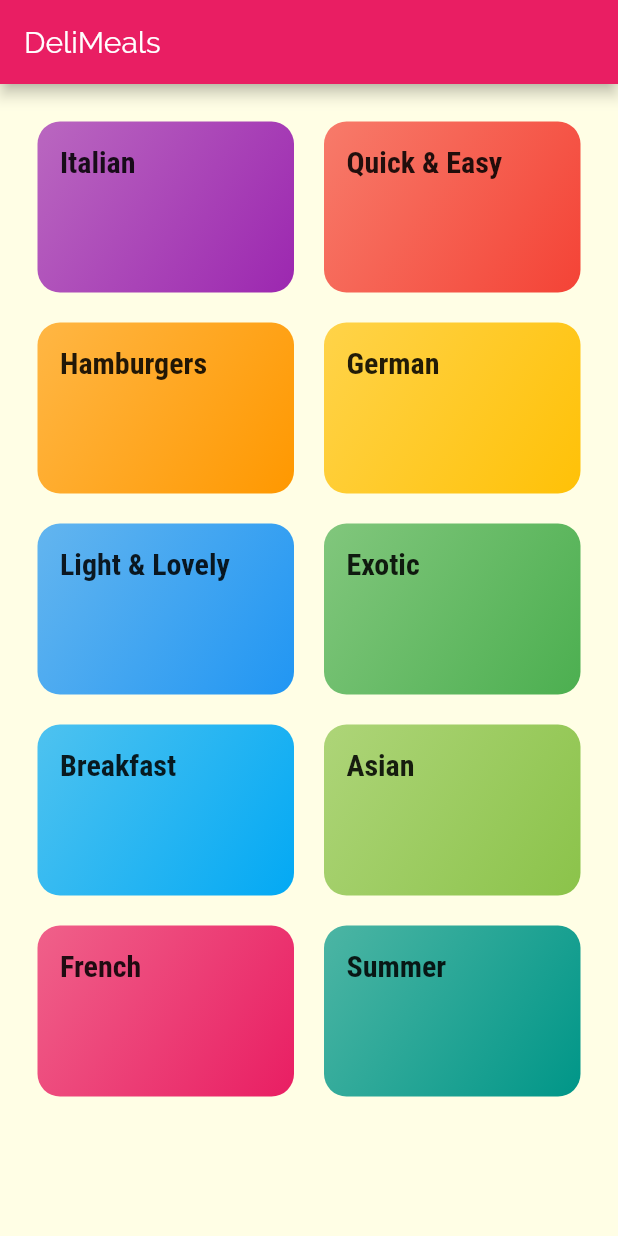
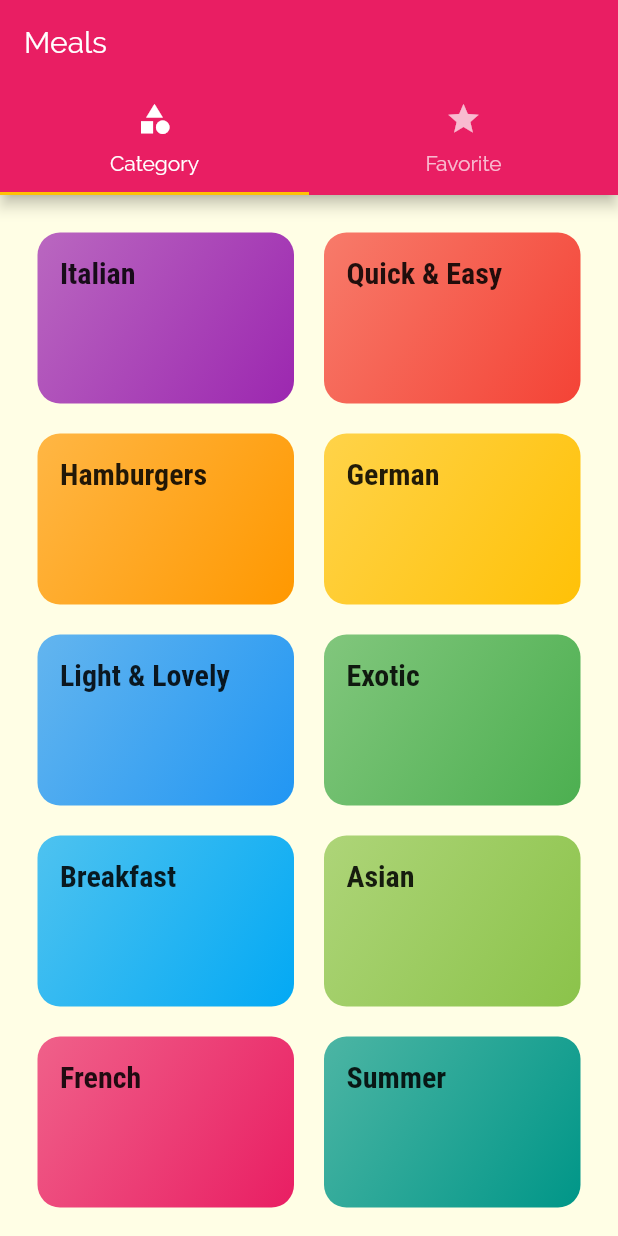
Before and after one commit to cozyfex/flutter_meals_app, a Flutter app: the screen it shows after launch, on a phone screen of 412 x 824 dp. Run offline on Flutter 3.47's test engine with Material 2 defaults, Android fonts, the phone set to English and light mode, and no system bars.

Commit message:
Adding a TabBar to the AppBar

```diff
--- a/lib/main.dart
+++ b/lib/main.dart
@@ -1,5 +1,6 @@
 import 'package:flutter/material.dart';
 
+import 'screens/tabs_screen.dart';
 import 'screens/categories_screen.dart';
 import 'screens/category_meals_screen.dart';
 import 'screens/meal_detail_screen.dart';
@@ -34,7 +35,7 @@ class MyApp extends StatelessWidget {
       initialRoute: '/',
       routes: {
         // / is home.
-        '/': (ctx) => CategoriesScreen(),
+        '/': (ctx) => TabsScreen(),
         CategoryMealsScreen.routeName: (ctx) => CategoryMealsScreen(),
         MealDetailScreen.routeName: (ctx) => MealDetailScreen(),
       },
--- a/lib/screens/categories_screen.dart
+++ b/lib/screens/categories_screen.dart
@@ -7,11 +7,7 @@ import '../dummy-data.dart';
 class CategoriesScreen extends StatelessWidget {
   @override
   Widget build(BuildContext context) {
-    return Scaffold(
-      appBar: AppBar(
-        title: const Text('DeliMeals'),
-      ),
-      body: GridView(
+    return GridView(
       padding: EdgeInsets.all(25),
       children: DUMMY_CATEGORIES
           .map(
@@ -28,7 +24,6 @@ class CategoriesScreen extends StatelessWidget {
         crossAxisSpacing: 20,
         mainAxisSpacing: 20,
       ),
-      ),
     );
   }
 }
--- /dev/null
+++ b/lib/screens/favorites_screen.dart
@@ -0,0 +1,8 @@
+import 'package:flutter/material.dart';
+
+class FavoritesScreen extends StatelessWidget {
+  @override
+  Widget build(BuildContext context) {
+    return Center(child: Text('The Favorites'),);
+  }
+}
--- /dev/null
+++ b/lib/screens/tabs_screen.dart
@@ -0,0 +1,41 @@
+import 'package:flutter/material.dart';
+
+import 'categories_screen.dart';
+import 'favorites_screen.dart';
+
+class TabsScreen extends StatefulWidget {
+  @override
+  _TabsScreenState createState() => _TabsScreenState();
+}
+
+class _TabsScreenState extends State<TabsScreen> {
+  @override
+  Widget build(BuildContext context) {
+    return DefaultTabController(
+        length: 2,
+        // initialIndex: 1,
+        child: Scaffold(
+          appBar: AppBar(
+            title: Text('Meals'),
+            bottom: TabBar(
+              tabs: [
+                Tab(
+                  icon: Icon(Icons.category),
+                  text: 'Category',
+                ),
+                Tab(
+                  icon: Icon(Icons.star),
+                  text: 'Favorite',
+                ),
+              ],
+            ),
+          ),
+          body: TabBarView(
+            children: [
+              CategoriesScreen(),
+              FavoritesScreen(),
+            ],
+          ),
+        ));
+  }
+}
```
Lines whose indentation alone changed are shown as unchanged.
